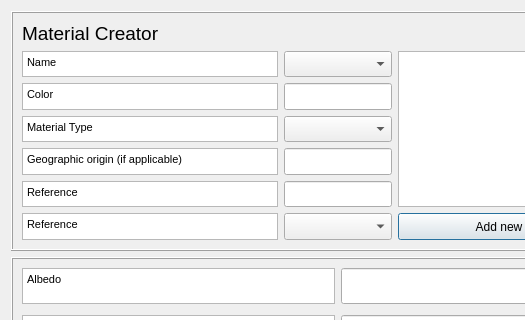
Before: the Qt Designer form backup_UMEP/suews_database_manager/tabs/Spartacus_material_tab.ui in gusbacos/SUEWS_DB_Typology_test, drawn with Qt 5; both pictures show x 0 to 525 and y 0 to 320 of the 1138 by 730 pixel window.
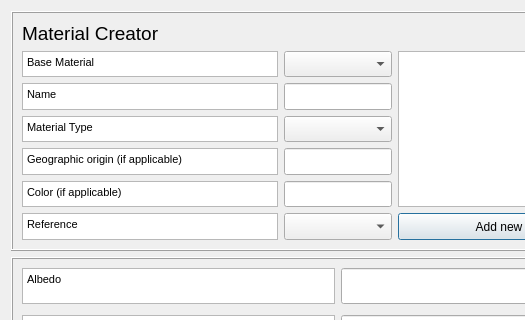
After: the same form once the commit is applied. Custom widgets are drawn as their Qt base class.

The edit to the form file:
```diff
--- a/backup_UMEP/suews_database_manager/tabs/Spartacus_material_tab.ui
+++ b/backup_UMEP/suews_database_manager/tabs/Spartacus_material_tab.ui
@@ -30,7 +30,7 @@
      </property>
      <layout class="QGridLayout" name="gridLayout_2">
       <item row="4" column="1">
-       <widget class="QgsFilterLineEdit" name="textEditColor">
+       <widget class="QgsFilterLineEdit" name="textEditOrig">
         <property name="sizePolicy">
          <sizepolicy hsizetype="Expanding" vsizetype="Preferred">
           <horstretch>0</horstretch>
@@ -175,7 +175,7 @@
        </widget>
       </item>
       <item row="5" column="1">
-       <widget class="QgsFilterLineEdit" name="textEditOrig">
+       <widget class="QgsFilterLineEdit" name="textEditColor">
         <property name="sizePolicy">
          <sizepolicy hsizetype="Expanding" vsizetype="Preferred">
           <horstretch>0</horstretch>
@@ -215,7 +215,7 @@
 &lt;html&gt;&lt;head&gt;&lt;meta name=&quot;qrichtext&quot; content=&quot;1&quot; /&gt;&lt;style type=&quot;text/css&quot;&gt;
 p, li { white-space: pre-wrap; }
 &lt;/style&gt;&lt;/head&gt;&lt;body style=&quot; font-family:'MS Shell Dlg 2'; font-size:8.25pt; font-weight:400; font-style:normal;&quot;&gt;
-&lt;p style=&quot; margin-top:0px; margin-bottom:0px; margin-left:0px; margin-right:0px; -qt-block-indent:0; text-indent:0px;&quot;&gt;&lt;span style=&quot; font-size:8pt;&quot;&gt;Reference&lt;/span&gt;&lt;/p&gt;&lt;/body&gt;&lt;/html&gt;</string>
+&lt;p style=&quot; margin-top:0px; margin-bottom:0px; margin-left:0px; margin-right:0px; -qt-block-indent:0; text-indent:0px;&quot;&gt;&lt;span style=&quot; font-size:8pt;&quot;&gt;Color (if applicable)&lt;/span&gt;&lt;/p&gt;&lt;/body&gt;&lt;/html&gt;</string>
         </property>
        </widget>
       </item>
@@ -414,7 +414,7 @@
 &lt;html&gt;&lt;head&gt;&lt;meta name=&quot;qrichtext&quot; content=&quot;1&quot; /&gt;&lt;style type=&quot;text/css&quot;&gt;
 p, li { white-space: pre-wrap; }
 &lt;/style&gt;&lt;/head&gt;&lt;body style=&quot; font-family:'MS Shell Dlg 2'; font-size:8.25pt; font-weight:400; font-style:normal;&quot;&gt;
-&lt;p style=&quot; margin-top:0px; margin-bottom:0px; margin-left:0px; margin-right:0px; -qt-block-indent:0; text-indent:0px;&quot;&gt;&lt;span style=&quot; font-size:8pt;&quot;&gt;Color&lt;/span&gt;&lt;/p&gt;&lt;/body&gt;&lt;/html&gt;</string>
+&lt;p style=&quot; margin-top:0px; margin-bottom:0px; margin-left:0px; margin-right:0px; -qt-block-indent:0; text-indent:0px;&quot;&gt;&lt;span style=&quot; font-size:8pt;&quot;&gt;Name&lt;/span&gt;&lt;/p&gt;&lt;/body&gt;&lt;/html&gt;</string>
         </property>
        </widget>
       </item>
@@ -437,7 +437,7 @@
 &lt;html&gt;&lt;head&gt;&lt;meta name=&quot;qrichtext&quot; content=&quot;1&quot; /&gt;&lt;style type=&quot;text/css&quot;&gt;
 p, li { white-space: pre-wrap; }
 &lt;/style&gt;&lt;/head&gt;&lt;body style=&quot; font-family:'MS Shell Dlg 2'; font-size:8.25pt; font-weight:400; font-style:normal;&quot;&gt;
-&lt;p style=&quot; margin-top:0px; margin-bottom:0px; margin-left:0px; margin-right:0px; -qt-block-indent:0; text-indent:0px;&quot;&gt;&lt;span style=&quot; font-size:8pt;&quot;&gt;Name&lt;/span&gt;&lt;/p&gt;&lt;/body&gt;&lt;/html&gt;</string>
+&lt;p style=&quot; margin-top:0px; margin-bottom:0px; margin-left:0px; margin-right:0px; -qt-block-indent:0; text-indent:0px;&quot;&gt;&lt;span style=&quot; font-size:8pt;&quot;&gt;Base Material&lt;/span&gt;&lt;/p&gt;&lt;/body&gt;&lt;/html&gt;</string>
         </property>
        </widget>
       </item>
```
